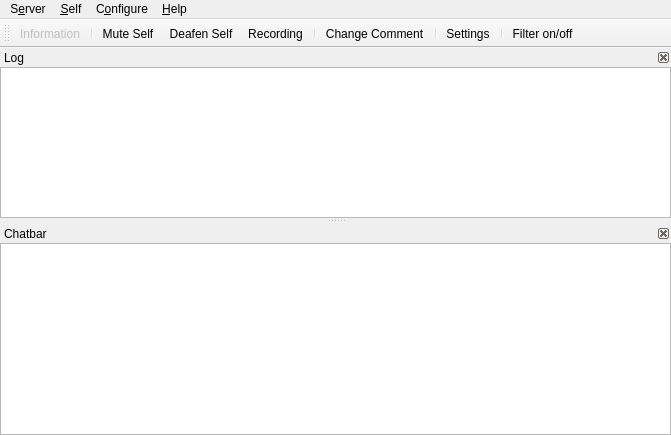
Before: the Qt Designer form src/mumble/MainWindow.ui in yossizap/PRMumble, drawn with Qt 5.
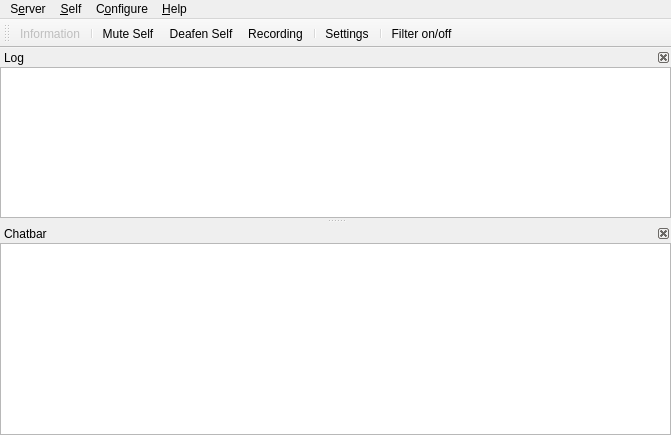
After: the same form once the commit is applied. Icons and pictures are not drawn. Custom widgets are drawn as their Qt base class.

Commit message: Removed avatar menu items and the now missing comment editor's extra separator

The edit to the form file:
```diff
--- a/src/mumble/MainWindow.ui
+++ b/src/mumble/MainWindow.ui
@@ -180,8 +180,9 @@
    <addaction name="qaAudioDeaf"/>
    <addaction name="qaRecording"/>
    <addaction name="separator"/>
+   <!-- User comments aren't needed in PR
    <addaction name="qaSelfComment"/>
-   <addaction name="separator"/>
+   <addaction name="separator"/> -->
    <addaction name="qaConfigDialog"/>
    <addaction name="separator"/>
    <addaction name="qaFilterToggle"/>
```
Left out of the diff: 22 changed lines with no effect on the pictures.
